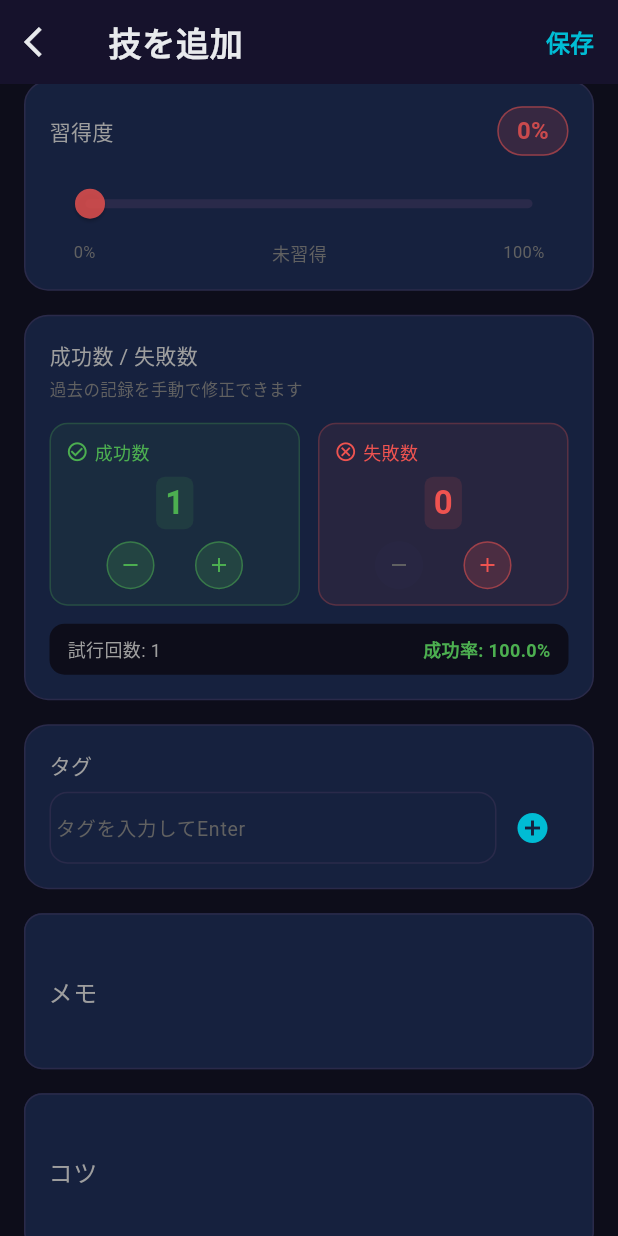
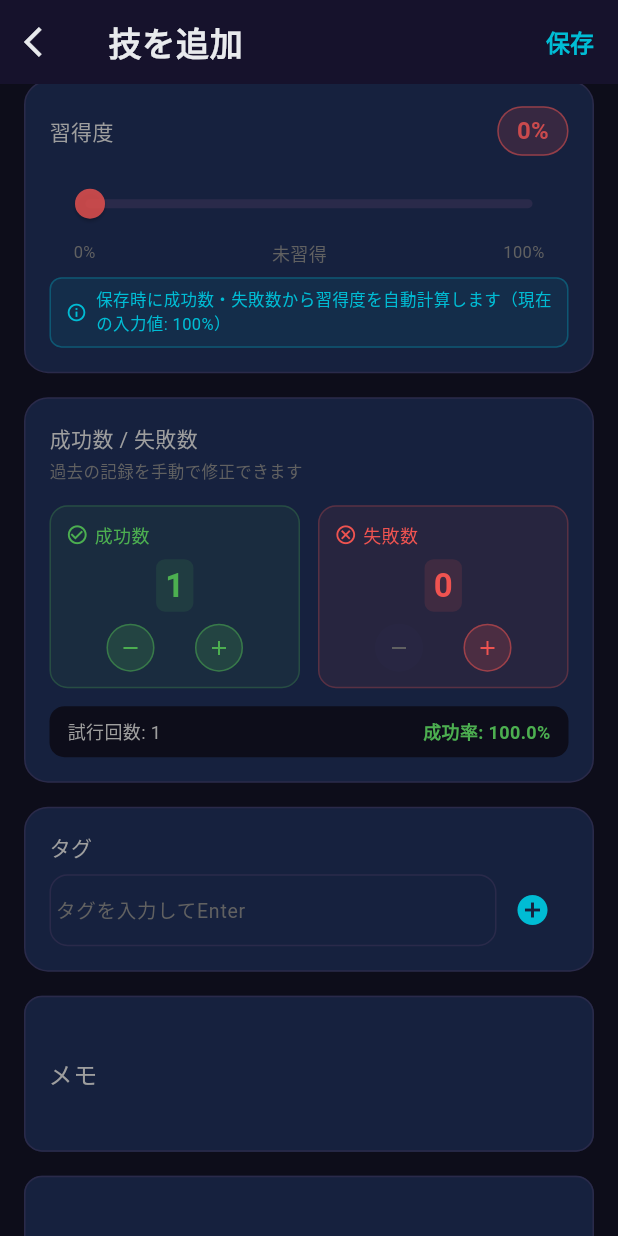
Before and after one commit to aytogn-ui/skill-library, a Flutter app: the AddEditSkillScreen screen opened directly, scrolled down 576 dp, after a tap on the "add" icon, on a phone screen of 412 x 824 dp. Run offline on Flutter 3.47's test engine with Material 3 defaults, Android fonts, the light colour scheme and no system bars; our stand-ins replace fl_chart, hive, hive_flutter, image_picker, video_player; accounts and stored records are empty.

Commit message:
Feat: mastery auto-calc from success/fail counts, unified total attempts display

```diff
--- a/lib/screens/add_edit_skill_screen.dart
+++ b/lib/screens/add_edit_skill_screen.dart
@@ -149,9 +149,45 @@ class _AddEditSkillScreenState extends State<AddEditSkillScreen> {
                   borderRadius: BorderRadius.circular(16),
                   border: Border.all(color: AppTheme.divider),
                 ),
-                child: MasterySlider(
-                  mastery: _mastery,
-                  onChanged: (v) => setState(() => _mastery = v),
+                child: Column(
+                  crossAxisAlignment: CrossAxisAlignment.start,
+                  children: [
+                    MasterySlider(
+                      mastery: _mastery,
+                      onChanged: (v) => setState(() => _mastery = v),
+                    ),
+                    // 試行数 > 0 の場合は自動計算の案内を表示
+                    if (_successCount + _failCount > 0) ...[
+                      const SizedBox(height: 8),
+                      Container(
+                        padding: const EdgeInsets.symmetric(
+                            horizontal: 10, vertical: 6),
+                        decoration: BoxDecoration(
+                          color: AppTheme.teal.withValues(alpha: 0.08),
+                          borderRadius: BorderRadius.circular(8),
+                          border: Border.all(
+                              color: AppTheme.teal.withValues(alpha: 0.3)),
+                        ),
+                        child: Row(
+                          children: [
+                            const Icon(Icons.info_outline,
+                                color: AppTheme.teal, size: 14),
+                            const SizedBox(width: 6),
+                            Expanded(
+                              child: Text(
+                                '保存時に成功数・失敗数から習得度を自動計算します'
+                                '（現在の入力値: ${_computeMastery()}%）',
+                                style: const TextStyle(
+                                  color: AppTheme.teal,
+                                  fontSize: 11,
+                                ),
+                              ),
+                            ),
+                          ],
+                        ),
+                      ),
+                    ],
+                  ],
                 ),
               ),
               const SizedBox(height: 16),
@@ -818,6 +854,20 @@ class _AddEditSkillScreenState extends State<AddEditSkillScreen> {
     }
   }
 
+  /// 成功数・失敗数から習得度(mastery)を算出する
+  ///
+  /// 試行数が 0 の場合は手動設定の _mastery をそのまま使用。
+  /// 試行数 > 0 の場合は成功率をもとに mastery を上書き:
+  ///   成功率 ≥ 90% → mastery = 成功率(整数)
+  ///   成功率 70-89% → mastery = 成功率(整数)
+  ///   成功率 < 70%  → mastery = 成功率(整数)
+  int _computeMastery() {
+    final total = _successCount + _failCount;
+    if (total == 0) return _mastery; // 試行なし → 手動値を維持
+    final rate = _successCount / total * 100;
+    return rate.round().clamp(0, 100);
+  }
+
   Future<void> _save() async {
     if (!_formKey.currentState!.validate()) return;
 
@@ -825,6 +875,10 @@ class _AddEditSkillScreenState extends State<AddEditSkillScreen> {
 
     try {
       final provider = context.read<SkillProvider>();
+
+      // 成功数・失敗数から mastery を自動計算（試行数 0 は手動値を維持）
+      final computedMastery = _computeMastery();
+
       final skill = Skill(
         id: widget.skillId ?? const Uuid().v4(),
         title: _titleController.text.trim(),
@@ -835,7 +889,7 @@ class _AddEditSkillScreenState extends State<AddEditSkillScreen> {
             : _categoryController.text.trim(),
         tags: _tags,
         difficulty: _difficulty,
-        mastery: _mastery,
+        mastery: computedMastery,
         successCount: _successCount,
         failCount: _failCount,
         notes: _notesController.text.trim().isEmpty ? null : _notesController.text.trim(),
```
Also changed, not shown: lib/providers/skill_attempt_provider.dart (+72 -14 lines), lib/widgets/skill_success_rate_widget.dart (+99 -20 lines).
